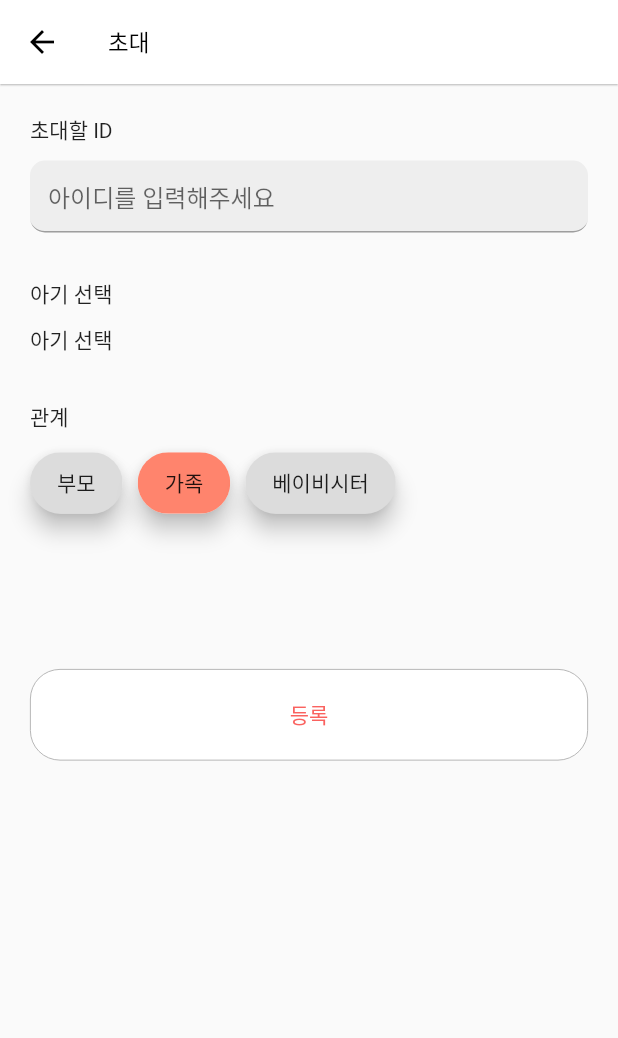
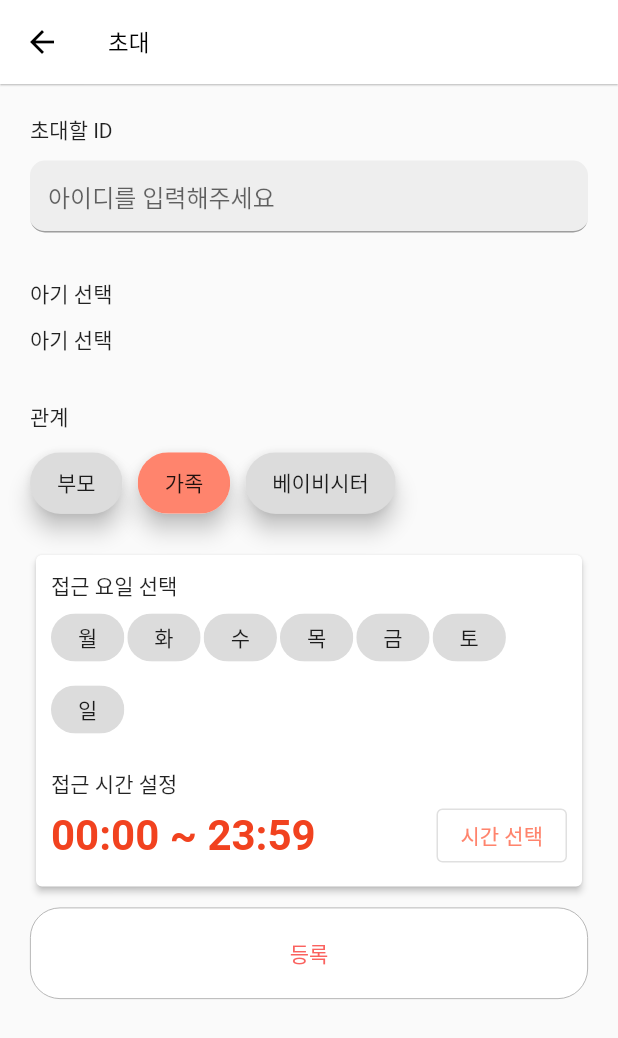
Before and after one commit to Mmm2927/LSTM, a Flutter app: the InvitationNew screen opened directly with empty values, after a tap on "가족", on a phone screen of 412 x 824 dp. Shown: the top 1038 px of the screen. Run offline on Flutter 3.47's test engine with Material 2 defaults, Android fonts, the phone set to English and light mode, and no system bars; our stand-ins replace dio, flutter_secure_storage, flutter_switch, get, image_picker, logger and 2 more; missing offline and left inert: flutter_vlc_player, jwt_decode, time_range_picker; accounts and stored records are empty; Roboto replaces fonts that are missing (basic).

Commit message:
:art: 초대

```diff
--- a/lib/models/model.dart
+++ b/lib/models/model.dart
@@ -53,22 +53,29 @@ class Baby_relation{
   final int Access_week;
   final String Access_startTime;
   final String Access_endTime;
-  //final bool active;
+  final bool active;
 
   String getRelationString(){
     if(relation==0) return '부모';
     if(relation==1) return '가족';
     else return '베이비시터';
   }
-  Baby_relation(this.BabyId, this.relation, this.Access_week, this.Access_startTime, this.Access_endTime);
+  Baby_relation(this.BabyId, this.relation, this.Access_week, this.Access_startTime, this.Access_endTime, this.active);
   Baby_relation.fromJson(Map<dynamic, dynamic> json)
-      : BabyId = json['baby'], relation = json['relation'], Access_week = json['access_date'], Access_startTime = json['access_starttime'], Access_endTime = json['access_endtime'];
+      : BabyId = json['baby'],
+        relation = json['relation'],
+        Access_week = (json['access_date']==null) ? 255 : json['access_date'],
+        Access_startTime = (json['access_starttime']==null) ? "" : json['access_starttime'],
+        Access_endTime = (json['access_endtime']==null) ? "" : json['access_endtime'],
+        active=json['active'];
+
   Map<String, dynamic> toJson() => {
     'baby': BabyId,
     'relation': relation,
     'access_date': Access_week,
     'access_starttime': Access_startTime,
     'access_endtime': Access_endTime,
+    'active': active,
   };
 
   void elif(bool bool) {}
--- a/lib/screens/MyPage/invitationNew.dart
+++ b/lib/screens/MyPage/invitationNew.dart
@@ -3,6 +3,8 @@ import 'package:get/get.dart' as GET;
 import 'package:bob/widgets/appbar.dart';
 import 'package:bob/widgets/form.dart';
 import 'package:bob/models/model.dart';
+import 'package:time_range_picker/time_range_picker.dart';
+
 class InvitationNew extends StatefulWidget{
   final List<Baby> babies;
   const InvitationNew(this.babies, {super.key});
@@ -10,8 +12,21 @@ class InvitationNew extends StatefulWidget{
   State<InvitationNew> createState() => _InvitationNew();
 }
 class _InvitationNew extends State<InvitationNew> {
+  final List<String> week = ['월', '화', '수', '목', '금', '토', '일'];
+  // 선택 창
+  bool _getAdditionalInfo = false;
+  List<String> selectedWeek = [];   // 요일 택
+  late String startTime;
+  late String endTime;
   int _valueGender = 0;
-  TextEditingController idController = TextEditingController();
+  late TextEditingController idController;
+  @override
+  void initState() {
+    idController = TextEditingController();
+    startTime = "00:00";
+    endTime = "23:59";
+    super.initState();
+  }
   @override
   Widget build(BuildContext context) {
     return Scaffold(
@@ -42,7 +57,7 @@ class _InvitationNew extends State<InvitationNew> {
             ),
             const Text('관계'),
             Padding(
-              padding : EdgeInsets.fromLTRB(0, 10, 0, 100),
+              padding : EdgeInsets.fromLTRB(0, 10, 0, 20),
               child: Wrap(
                   spacing: 10.0,
                   children: List<Widget>.generate(
@@ -57,12 +72,77 @@ class _InvitationNew extends State<InvitationNew> {
                         onSelected: (bool selected){
                           setState((){
                             _valueGender = (selected ? index : null)!;
+                            if(index!=0){
+                              _getAdditionalInfo = true;
+                            }else{
+                              _getAdditionalInfo = false;
+                            }
                           });
                         }
                     );
                   }).toList()
               ),
             ),
+            Offstage(
+              offstage: !_getAdditionalInfo,
+              child : Card(
+                elevation: 2,
+                child: Container(
+                  padding: const EdgeInsets.all(10),
+                  child: Column(
+                    crossAxisAlignment: CrossAxisAlignment.start,
+                    children: [
+                      const Text('접근 요일 선택', style: TextStyle()),
+                      Wrap(
+                        spacing: 2.0,
+                        children: week.map((String name){
+                          return FilterChip(
+                              padding: const EdgeInsets.fromLTRB(10, 0, 10, 0),
+                              selectedColor: const Color(0xffffc8c7),
+                              label: Text(name),
+                              selected: selectedWeek.contains(name),
+                              onSelected: (bool value){
+                                setState(() {
+                                  if(value){
+                                    if(!selectedWeek.contains(name))
+                                      selectedWeek.add(name);
+                                  }else{
+                                    selectedWeek.removeWhere((String n){
+                                      return n == name;
+                                    });
+                                  }
+                                });
+                              }
+                          );
+                        }).toList(),
+                      ),
+                      SizedBox(height: 15),
+                      const Text('접근 시간 설정', style: TextStyle()),
+                      Row(
+                        mainAxisAlignment: MainAxisAlignment.spaceBetween,
+                        children: [
+                          Text('${startTime} ~ ${endTime}', style: TextStyle(fontSize: 28, fontWeight : FontWeight.bold, color : Color(0xfff1421f))),
+                          OutlinedButton(
+                              style: OutlinedButton.styleFrom(
+                                foregroundColor: const Color(0xffff846d),
+                              ),
+                              onPressed: () async{
+                                TimeRange result = await showTimeRangePicker(context: context);
+                                setState(() {
+                                  startTime = "${result.startTime.hour}:${result.startTime.minute}";
+                                  endTime = "${result.endTime.hour}:${result.endTime.minute}";
+                                });
+                              },
+                              child: Text('시간 선택')
+                          )
+                        ],
+                      )
+                    ],
+                  ),
+                )
+              )
+            ),
+            SizedBox(height: 10),
             OutlinedButton(
                 style: OutlinedButton.styleFrom(
                     minimumSize: const Size.fromHeight(50),
--- a/lib/screens/MyPage/manage_baby.dart
+++ b/lib/screens/MyPage/manage_baby.dart
@@ -243,7 +243,7 @@ class _ManageBabyWidget extends State<ManageBabyWidget> with TickerProviderState
     var response = await setBabyService({"baby_name":nameController.text, "birth":DateFormat('yyyy-MM-dd').format(birth), "gender":(_valueGender==0?'F':'M')});
     if(response['result'] == 'success'){
       // 1. 아이 정보 받아오기
-      Baby_relation relation = Baby_relation(response["success_id"], 0, 255,"","");
+      Baby_relation relation = Baby_relation.fromJson(response);
       var newbieInfo = await getBaby(response["success_id"]);
       newbieInfo['relationInfo'] = relation.toJson();
       Baby newBaby = Baby.fromJson(newbieInfo);
--- a/pubspec.yaml
+++ b/pubspec.yaml
@@ -33,7 +33,7 @@ dependencies:
   flutter_localizations:
     sdk: flutter
   table_calendar: ^3.0.8
-  intl: ^0.18.0
+  intl: ^0.17.0
   flutter_vlc_player: 6.0.0
   checkbox_formfield: ^0.2.0
   dio: ^5.0.3
@@ -50,6 +50,8 @@ dependencies:
   flutter_settings_screens: ^0.3.3-null-safety+2
   get: ^4.6.5
   flutter_switch: ^0.3.2
+  time_range_picker : any
+
 
 dev_dependencies:
   flutter_test:
```
Also changed, not shown: lib/main.dart (+2 -8 lines), lib/screens/BaseWidget.dart (+2 -9 lines), lib/screens/Login/signUp.dart (+1 -7 lines), lib/screens/MyPage/invitation.dart (+5 -7 lines), lib/screens/main_4_mypage.dart (+7 -5 lines), pubspec.lock.
